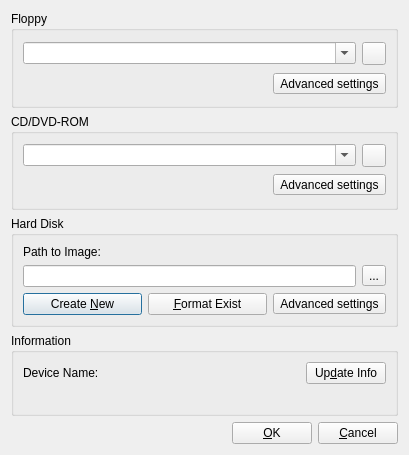
Old version of the form src/Properties_Window.ui in the repository tobimensch/aqemu.
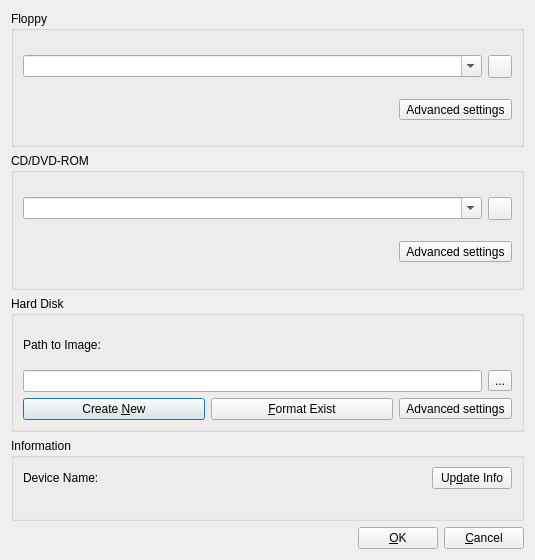
New version of the form. Icons and pictures are not drawn.

The edit to the form file:
```diff
--- a/src/Properties_Window.ui
+++ b/src/Properties_Window.ui
@@ -10,8 +10,8 @@
    <rect>
     <x>0</x>
     <y>0</y>
-    <width>409</width>
-    <height>455</height>
+    <width>535</width>
+    <height>560</height>
    </rect>
   </property>
   <property name="windowTitle">
```
Left out of the diff: 26 changed lines with no effect on the pictures.
